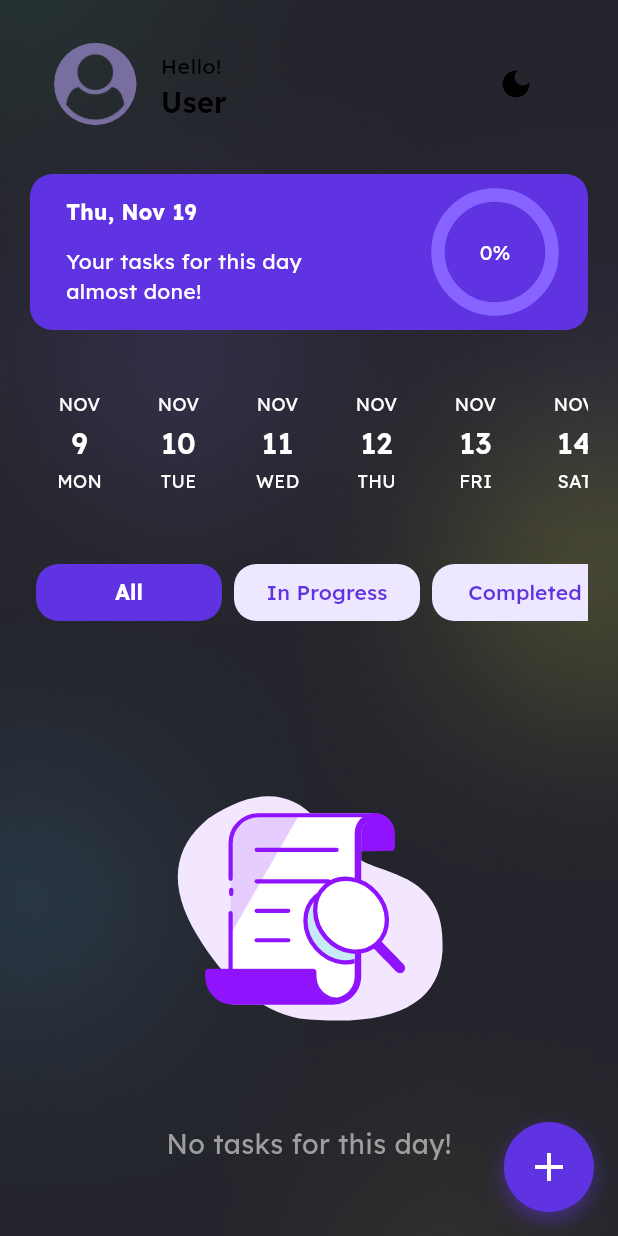
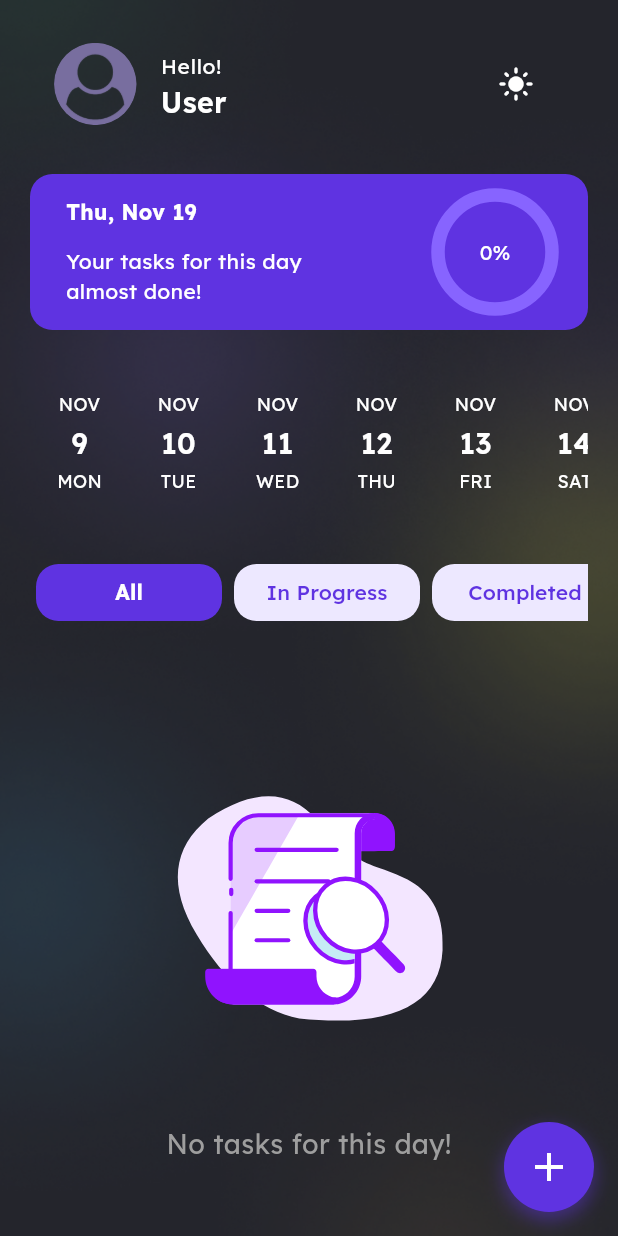
Before and after one commit to mohamed12mosaad/taskati, a Flutter app: the HomeScreen screen opened directly, after a tap on the "dark mode" icon, on a phone screen of 412 x 824 dp. Run offline on Flutter 3.47's test engine with Material 3 defaults, Android fonts, the phone set to English and light mode, and no system bars; drawn by our look-alikes of buttons_tabbar, date_picker_timeline; our stand-ins replace flutter_bloc, flutter_slidable, flutter_svg, gap, image_picker, lottie and 2 more; accounts and stored records are empty.

Commit message:
Initial commit

```diff
--- a/lib/core/functions/extensions.dart
+++ b/lib/core/functions/extensions.dart
@@ -1,11 +1,11 @@
 import 'package:flutter/material.dart';
-import 'package:taskati_app/core/services/hive_helper.dart';
+import 'package:taskati_app/core/services/database_helper.dart';
 
 extension ThemeExtension on BuildContext {
   ThemeData get theme => Theme.of(this);
   Color get cardColor => theme.cardColor;
   Color get hoverColor => theme.hoverColor;
-  bool get isDarkMode => HiveHelper.getData(HiveHelper.isDarkModeKey) == true;
+  bool get isDarkMode => DatabaseHelper.getData(DatabaseHelper.isDarkModeKey) == true;
 }
 
 extension NavigationExtension on BuildContext {
--- a/lib/core/presentation/cubit/theme_cubit.dart
+++ b/lib/core/presentation/cubit/theme_cubit.dart
@@ -1,15 +1,15 @@
 import 'package:flutter_bloc/flutter_bloc.dart';
 import 'package:taskati_app/core/presentation/cubit/theme_state.dart';
-import 'package:taskati_app/core/services/hive_helper.dart';
+import 'package:taskati_app/core/services/database_helper.dart';
 
 class ThemeCubit extends Cubit<ThemeState> {
   ThemeCubit() : super(ThemeInitialState());
 
-  bool isDarkMode = HiveHelper.getData(HiveHelper.isDarkModeKey) == true;
+  bool isDarkMode = DatabaseHelper.getData(DatabaseHelper.isDarkModeKey) == true;
 
   void changeTheme() {
     isDarkMode = !isDarkMode;
-    HiveHelper.cacheData(HiveHelper.isDarkModeKey, isDarkMode);
+    DatabaseHelper.cacheData(DatabaseHelper.isDarkModeKey, isDarkMode);
     emit(ThemeChangedState());
   }
 }
--- /dev/null
+++ b/lib/core/services/database_helper.dart
@@ -0,0 +1,131 @@
+import 'package:flutter/foundation.dart';
+import 'package:sqflite/sqflite.dart';
+import 'package:path/path.dart';
+import 'package:taskati_app/core/models/task_model.dart';
+
+class DatabaseHelper {
+  static late Database db;
+  static final Map<String, dynamic> _userSettingsCache = {};
+
+  // ValueNotifier to trigger UI updates when tasks change
+  static final ValueNotifier<List<TaskModel>> tasksNotifier = ValueNotifier([]);
+
+  static const String userBoxKey = 'userBox';
+  static const String taskBoxKey = 'taskBox';
+
+  static const String nameKey = 'name';
+  static const String imageKey = 'image';
+  static const String isUploadedKey = 'isUploaded';
+  static const String isDarkModeKey = 'isDarkMode';
+
+  static Future<void> init() async {
+    final dbPath = await getDatabasesPath();
+    final path = join(dbPath, 'taskati.db');
+
+    db = await openDatabase(
+      path,
+      version: 1,
+      onCreate: (db, version) async {
+        await db.execute('''
+          CREATE TABLE tasks (
+            id TEXT PRIMARY KEY,
+            title TEXT,
+            description TEXT,
+            date TEXT,
+            startTime TEXT,
+            endTime TEXT,
+            isCompleted INTEGER
+          )
+        ''');
+
+        await db.execute('''
+          CREATE TABLE user_settings (
+            key TEXT PRIMARY KEY,
+            value TEXT
+          )
+        ''');
+      },
+    );
+
+    await _loadUserSettings();
+    await _loadTasks();
+  }
+
+  // --- User Settings Cache ---
+
+  static Future<void> _loadUserSettings() async {
+    final List<Map<String, dynamic>> maps = await db.query('user_settings');
+    for (var map in maps) {
+      _userSettingsCache[map['key']] = map['value'];
+    }
+  }
+
+  static dynamic getData(String key) {
+    var value = _userSettingsCache[key];
+    if (value == null) return null;
+
+    // Parse known boolean types since SQLite stores them as strings
+    if (key == isDarkModeKey || key == isUploadedKey) {
+      return value == 'true';
+    }
+    return value;
+  }
+
+  static Future<void> cacheData(String key, dynamic value) async {
+    _userSettingsCache[key] = value.toString();
+    await db.insert(
+      'user_settings',
+      {'key': key, 'value': value.toString()},
+      conflictAlgorithm: ConflictAlgorithm.replace,
+    );
+  }
+
+  static Future<void> setUserData(String name, String image) async {
+    await cacheData(nameKey, name);
+    await cacheData(imageKey, image);
+  }
+
+  // --- Tasks CRUD ---
+
+  static Future<void> _loadTasks() async {
+    final List<Map<String, dynamic>> maps = await db.query('tasks');
+    final tasks = maps.map((map) => TaskModel.fromMap(map)).toList();
+    tasksNotifier.value = tasks;
+  }
+
+  static Future<void> cacheTask(String key, TaskModel task) async {
+    await db.insert(
+      'tasks',
+      task.toMap(),
+      conflictAlgorithm: ConflictAlgorithm.replace,
+    );
+    await _loadTasks();
+  }
+
+  static Future<void> updateTask(TaskModel task) async {
+    await db.update(
+      'tasks',
+      task.toMap(),
+      where: 'id = ?',
+      whereArgs: [task.id],
+    );
+    await _loadTasks();
+  }
+
+  static Future<void> deleteTask(String id) async {
+    await db.delete(
+      'tasks',
+      where: 'id = ?',
+      whereArgs: [id],
+    );
+    await _loadTasks();
+  }
+
+  static TaskModel? getTask(String key) {
+    try {
+      return tasksNotifier.value.firstWhere((task) => task.id == key);
+    } catch (e) {
+      return null;
+    }
+  }
+}
--- a/lib/core/services/hive_helper.dart
+++ /dev/null
@@ -1,45 +0,0 @@
-import 'package:hive_ce/hive.dart';
-import 'package:hive_ce_flutter/hive_ce_flutter.dart';
-import 'package:taskati_app/core/models/task_model.dart';
-import 'package:taskati_app/hive/hive_registrar.g.dart';
-
-abstract class HiveHelper {
-  static late Box userBox;
-  static late Box<TaskModel> taskBox;
-
-  static String userBoxKey = 'userBox';
-  static String taskBoxKey = 'taskBox';
-
-  static String nameKey = 'name';
-  static String imageKey = 'image';
-  static String isUploadedKey = 'isUploaded';
-  static String isDarkModeKey = 'isDarkMode';
-
-  static Future<void> init() async {
-    await Hive.initFlutter();
-    Hive.registerAdapters();
-    userBox = await Hive.openBox(userBoxKey);
-    taskBox = await Hive.openBox<TaskModel>(taskBoxKey);
-  }
-
-  static Future<void> setUserData(String name, String image) async {
-    await userBox.put(nameKey, name);
-    await userBox.put(imageKey, image);
-  }
-
-  static Future<void> cacheData(String key, dynamic value) async {
-    await userBox.put(key, value);
-  }
-
-  static dynamic getData(String key) {
-    return userBox.get(key);
-  }
-
-  static Future<void> cacheTask(String key, TaskModel value) async {
-    await taskBox.put(key, value);
-  }
-
-  static TaskModel? getTask(String key) {
-    return taskBox.get(key);
-  }
-}
--- a/lib/core/styles/themes.dart
+++ b/lib/core/styles/themes.dart
@@ -101,6 +101,7 @@ class AppTheme {
     ),
     colorScheme: ColorScheme.fromSeed(
       seedColor: AppColors.primaryColor,
+      brightness: Brightness.dark,
       onSurface: AppColors.whiteColor, // text color
     ),
     iconButtonTheme: IconButtonThemeData(
--- a/lib/feature/complete_profile/page/complete_profile_screen.dart
+++ b/lib/feature/complete_profile/page/complete_profile_screen.dart
@@ -4,7 +4,7 @@ import 'package:gap/gap.dart';
 import 'package:image_picker/image_picker.dart';
 import 'package:taskati_app/core/constants/app_image.dart';
 import 'package:taskati_app/core/functions/navigations.dart';
-import 'package:taskati_app/core/services/hive_helper.dart';
+import 'package:taskati_app/core/services/database_helper.dart';
 import 'package:taskati_app/core/styles/colors.dart';
 import 'package:taskati_app/core/styles/text_style.dart';
 import 'package:taskati_app/core/styles/widgets/custem_text_form_fielf.dart';
@@ -161,9 +161,9 @@ class _CompleteProfileScreenState extends State<CompleteProfileScreen> {
           text: "Let's Start !",
           onPress: () async {
             if (path != null && controller.text.isNotEmpty) {
-              await HiveHelper.setUserData(controller.text, path!);
+              await DatabaseHelper.setUserData(controller.text, path!);
 
-              await HiveHelper.cacheData(HiveHelper.isUploadedKey, true);
+              await DatabaseHelper.cacheData(DatabaseHelper.isUploadedKey, true);
 
               pushReplacementTo(context, HomeScreen());
             } else if (path == null && controller.text.isNotEmpty) {
--- a/lib/feature/home/pages/home_screen.dart
+++ b/lib/feature/home/pages/home_screen.dart
@@ -2,12 +2,11 @@ import 'package:buttons_tabbar/buttons_tabbar.dart';
 import 'package:date_picker_timeline/date_picker_widget.dart';
 import 'package:flutter/material.dart';
 import 'package:gap/gap.dart';
-import 'package:hive_ce_flutter/hive_ce_flutter.dart';
 import 'package:intl/intl.dart';
 import 'package:taskati_app/core/functions/extensions.dart';
 import 'package:taskati_app/core/functions/navigations.dart';
 import 'package:taskati_app/core/models/task_model.dart';
-import 'package:taskati_app/core/services/hive_helper.dart';
+import 'package:taskati_app/core/services/database_helper.dart';
 import 'package:taskati_app/core/styles/colors.dart';
 import 'package:taskati_app/core/styles/text_style.dart';
 import 'package:taskati_app/feature/home/pages/add_task.dart';
@@ -36,6 +35,9 @@ class _HomeScreenState extends State<HomeScreen> {
 
   @override
   Widget build(BuildContext context) {
+    final bool isDarkMode = context.theme.brightness == Brightness.dark;
+    final Color unselectedDateColor = isDarkMode ? Colors.white : Colors.black;
+
     return DefaultTabController(
       length: 3,
       child: Scaffold(
@@ -61,11 +63,11 @@ class _HomeScreenState extends State<HomeScreen> {
         body: SafeArea(
           child: Padding(
             padding: const EdgeInsets.all(20),
-            child: ValueListenableBuilder(
-              valueListenable: HiveHelper.taskBox.listenable(),
-              builder: (context, Box<TaskModel> box, _) {
+            child: ValueListenableBuilder<List<TaskModel>>(
+              valueListenable: DatabaseHelper.tasksNotifier,
+              builder: (context, tasks, _) {
                 String formattedDate = DateFormat('dd MMM, yyyy').format(_selectedDate);
-                var filteredTasks = box.values.where((task) => task.date == formattedDate).toList();
+                var filteredTasks = tasks.where((task) => task.date == formattedDate).toList();
 
                 int totalCount = filteredTasks.length;
                 int completedCount = filteredTasks.where((task) => task.isCompleted).length;
@@ -86,10 +88,17 @@ class _HomeScreenState extends State<HomeScreen> {
                       initialSelectedDate: DateTime.now(),
                       controller: controller,
                       selectionColor: AppColors.primaryColor,
-                      selectedTextColor: context.cardColor,
-                      dateTextStyle: AppTextStyles.title.copyWith(fontWeight: FontWeight.w600),
-                      monthTextStyle: AppTextStyles.caption2,
-                      dayTextStyle: AppTextStyles.caption2,
+                      selectedTextColor: Colors.white,
+                      dateTextStyle: AppTextStyles.title.copyWith(
+                        color: unselectedDateColor,
+                        fontWeight: FontWeight.w600,
+                      ),
+                      monthTextStyle: AppTextStyles.caption2.copyWith(
+                        color: unselectedDateColor,
+                      ),
+                      dayTextStyle: AppTextStyles.caption2.copyWith(
+                        color: unselectedDateColor,
+                      ),
                       onDateChange: (date) {
                         setState(() {
                           _selectedDate = date;
--- a/lib/feature/home/widgets/home_header.dart
+++ b/lib/feature/home/widgets/home_header.dart
@@ -1,10 +1,10 @@
 import 'dart:io';
+
 import 'package:flutter/material.dart';
 import 'package:flutter_bloc/flutter_bloc.dart';
 import 'package:taskati_app/core/constants/app_image.dart';
-import 'package:taskati_app/core/functions/extensions.dart';
 import 'package:taskati_app/core/presentation/cubit/theme_cubit.dart';
-import 'package:taskati_app/core/services/hive_helper.dart';
+import 'package:taskati_app/core/services/database_helper.dart';
 import 'package:taskati_app/core/styles/text_style.dart';
 import 'package:taskati_app/feature/profile/page/profile_screen.dart';
 
@@ -18,6 +18,7 @@ class HomeHeader extends StatefulWidget {
 class _HomeHeaderState extends State<HomeHeader> {
   String name = '';
   String path = '';
+
   @override
   void initState() {
     super.initState();
@@ -25,8 +26,13 @@ class _HomeHeaderState extends State<HomeHeader> {
   }
 
   Future<void> getData() async {
-    String savedName = HiveHelper.getData(HiveHelper.nameKey) ?? 'User';
-    String savedPath = HiveHelper.getData(HiveHelper.imageKey) ?? '';
+    final String savedName =
+        DatabaseHelper.getData(DatabaseHelper.nameKey) ?? 'User';
+
+    final String savedPath =
+        DatabaseHelper.getData(DatabaseHelper.imageKey) ?? '';
+
+    if (!mounted) return;
 
     setState(() {
       name = savedName;
@@ -36,34 +42,56 @@ class _HomeHeaderState extends State<HomeHeader> {
 
   @override
   Widget build(BuildContext context) {
+    final bool isDarkMode = Theme.of(context).brightness == Brightness.dark;
+
+    final Color textColor = isDarkMode ? Colors.white : Colors.black;
+
     return GestureDetector(
       onTap: () async {
         await Navigator.push(
           context,
-          MaterialPageRoute(builder: (context) => const ProfileScreen()),
+          MaterialPageRoute(
+            builder: (context) => const ProfileScreen(),
+          ),
         );
+
         getData();
       },
       child: ListTile(
         leading: ClipOval(
           child: (path.isNotEmpty && File(path).existsSync())
-              ? Image.file(File(path), height: 55, width: 55, fit: BoxFit.cover)
-              : Image.asset(AppImage.user,
-                  height: 55, width: 55, fit: BoxFit.cover),
+              ? Image.file(
+                  File(path),
+                  height: 55,
+                  width: 55,
+                  fit: BoxFit.cover,
+                )
+              : Image.asset(
+                  AppImage.user,
+                  height: 55,
+                  width: 55,
+                  fit: BoxFit.cover,
+                ),
         ),
-        title: Text('Hello!', style: AppTextStyles.caption1.copyWith(
-          color: context.isDarkMode ? Colors.white : Colors.black,
-        )),
-        subtitle: Text(name, style: AppTextStyles.title.copyWith(
-          color: context.isDarkMode ? Colors.white : Colors.black,
-        )),
+        title: Text(
+          'Hello!',
+          style: AppTextStyles.caption1.copyWith(
+            color: textColor,
+          ),
+        ),
+        subtitle: Text(
+          name,
+          style: AppTextStyles.title.copyWith(
+            color: textColor,
+          ),
+        ),
         trailing: IconButton(
           onPressed: () {
             context.read<ThemeCubit>().changeTheme();
           },
           icon: Icon(
-            context.isDarkMode ? Icons.light_mode : Icons.dark_mode,
-            color: context.isDarkMode ? Colors.white : Colors.black,
+            isDarkMode ? Icons.light_mode : Icons.dark_mode,
+            color: textColor,
           ),
         ),
       ),
--- a/lib/feature/home/widgets/task_list_builder.dart
+++ b/lib/feature/home/widgets/task_list_builder.dart
@@ -1,13 +1,12 @@
 import 'package:flutter/material.dart';
 import 'package:flutter_slidable/flutter_slidable.dart';
 import 'package:gap/gap.dart';
-import 'package:hive_ce_flutter/hive_ce_flutter.dart';
 import 'package:intl/intl.dart';
 import 'package:lottie/lottie.dart';
 import 'package:taskati_app/core/constants/app_image.dart';
 import 'package:taskati_app/core/functions/navigations.dart';
 import 'package:taskati_app/core/models/task_model.dart';
-import 'package:taskati_app/core/services/hive_helper.dart';
+import 'package:taskati_app/core/services/database_helper.dart';
 import 'package:taskati_app/core/styles/colors.dart';
 import 'package:taskati_app/feature/home/pages/add_task.dart';
 import 'package:taskati_app/feature/home/widgets/task_item.dart';
@@ -26,10 +25,10 @@ class TaskListBuilder extends StatelessWidget {
   Widget build(BuildContext context) {
     String formattedDate = DateFormat('dd MMM, yyyy').format(selectedDate);
 
-    return ValueListenableBuilder(
-      valueListenable: HiveHelper.taskBox.listenable(),
-      builder: (context, Box<TaskModel> box, _) {
-        List<TaskModel> tasks = box.values.where((task) {
+    return ValueListenableBuilder<List<TaskModel>>(
+      valueListenable: DatabaseHelper.tasksNotifier,
+      builder: (context, tasksList, _) {
+        List<TaskModel> tasks = tasksList.where((task) {
           bool isSameDate = task.date == formattedDate;
           if (filterStatus == 1) return isSameDate && !task.isCompleted;
           if (filterStatus == 2) return isSameDate && task.isCompleted;
@@ -65,13 +64,13 @@ class TaskListBuilder extends StatelessWidget {
                 motion: const ScrollMotion(),
                 dismissible: DismissiblePane(
                   onDismissed: () {
-                    box.delete(task.id);
+                    DatabaseHelper.deleteTask(task.id);
                   },
                 ),
                 children: [
                   SlidableAction(
                     onPressed: (context) {
-                      box.delete(task.id);
+                      DatabaseHelper.deleteTask(task.id);
                     },
                     backgroundColor: const Color(0xFFFE4A49),
                     foregroundColor: Colors.white,
@@ -86,7 +85,7 @@ class TaskListBuilder extends StatelessWidget {
                   if (!task.isCompleted)
                     SlidableAction(
                       onPressed: (context) {
-                        box.put(task.id, task.copyWith(isCompleted: true));
+                        DatabaseHelper.updateTask(task.copyWith(isCompleted: true));
                       },
                       backgroundColor: const Color(0xFF7BC043),
                       foregroundColor: Colors.white,
--- a/lib/feature/splash/splash_screen.dart
+++ b/lib/feature/splash/splash_screen.dart
@@ -3,7 +3,7 @@ import 'package:lottie/lottie.dart';
 import 'package:taskati_app/core/constants/app_image.dart';
 import 'package:taskati_app/core/functions/extensions.dart';
 import 'package:taskati_app/core/functions/navigations.dart';
-import 'package:taskati_app/core/services/hive_helper.dart';
+import 'package:taskati_app/core/services/database_helper.dart';
 import 'package:taskati_app/core/styles/text_style.dart';
 import 'package:taskati_app/feature/complete_profile/page/complete_profile_screen.dart';
 import 'package:taskati_app/feature/home/pages/home_screen.dart';
@@ -19,7 +19,7 @@ class _SplashScreenState extends State<SplashScreen> {
   @override
   void initState() {
     super.initState();
-    bool isUploaded = HiveHelper.getData(HiveHelper.isUploadedKey) == true;
+    bool isUploaded = DatabaseHelper.getData(DatabaseHelper.isUploadedKey) == true;
     Future.delayed(Duration(seconds: 3), () {
       if (isUploaded){
         pushReplacementTo(context, HomeScreen());
--- a/lib/hive/hive_adapters.dart
+++ /dev/null
@@ -1,5 +0,0 @@
-import 'package:hive_ce/hive_ce.dart';
-import 'package:taskati_app/core/models/task_model.dart';
-
-@GenerateAdapters([AdapterSpec<TaskModel>()])
-part 'hive_adapters.g.dart';
--- a/lib/main.dart
+++ b/lib/main.dart
@@ -1,19 +1,21 @@
 import 'dart:io';
+
 import 'package:flutter/material.dart';
 import 'package:flutter/services.dart';
 import 'package:flutter_bloc/flutter_bloc.dart';
-import 'package:hive_ce_flutter/hive_ce_flutter.dart';
 import 'package:taskati_app/core/constants/app_image.dart';
 import 'package:taskati_app/core/presentation/cubit/theme_cubit.dart';
 import 'package:taskati_app/core/presentation/cubit/theme_state.dart';
-import 'package:taskati_app/core/services/hive_helper.dart';
+import 'package:taskati_app/core/services/database_helper.dart';
 import 'package:taskati_app/core/styles/colors.dart';
 import 'package:taskati_app/core/styles/themes.dart';
 import 'package:taskati_app/feature/splash/splash_screen.dart';
 
 Future<void> main() async {
   WidgetsFlutterBinding.ensureInitialized();
-  await HiveHelper.init();
+
+  await DatabaseHelper.init();
+
   runApp(const MainApp());
 }
 
@@ -22,20 +24,26 @@ class MainApp extends StatelessWidget {
 
   @override
   Widget build(BuildContext context) {
-    Hive.box('userBox');
-
     return BlocProvider(
       create: (context) => ThemeCubit(),
       child: BlocBuilder<ThemeCubit, ThemeState>(
         builder: (context, state) {
-          final isDarkMode = context.read<ThemeCubit>().isDarkMode;
+          final bool isDarkMode = context.read<ThemeCubit>().isDarkMode;
+
           return MaterialApp(
             debugShowCheckedModeBanner: false,
+
+            // Light Theme
             theme: AppTheme.light,
+
+            // Dark Theme
             darkTheme: AppTheme.dark,
+
+            // Current Theme
             themeMode: isDarkMode ? ThemeMode.dark : ThemeMode.light,
+
             builder: (context, child) {
-              final overlayStyle = isDarkMode
+              final SystemUiOverlayStyle overlayStyle = isDarkMode
                   ? const SystemUiOverlayStyle(
                       statusBarColor: Colors.transparent,
                       statusBarIconBrightness: Brightness.light,
@@ -54,25 +62,31 @@ class MainApp extends StatelessWidget {
                   bottom: Platform.isAndroid,
                   child: Stack(
                     children: [
+                      // Background Color
                       Container(
+                        width: double.infinity,
+                        height: double.infinity,
                         color: isDarkMode
                             ? AppColors.blackColor
                             : AppColors.whiteColor,
-                        width: double.infinity,
-                        height: double.infinity,
                       ),
+
+                      // Background Image
                       Image.asset(
                         AppImage.background,
                         width: double.infinity,
                         height: double.infinity,
                         fit: BoxFit.cover,
                       ),
+
+                      // App Content
                       child ?? Container(),
                     ],
                   ),
                 ),
               );
             },
+
             home: const SplashScreen(),
           );
         },
--- a/pubspec.yaml
+++ b/pubspec.yaml
@@ -15,20 +15,19 @@ dependencies:
   flutter_slidable: ^4.0.3
   flutter_svg: ^2.2.3
   gap: ^3.0.1
-  hive_ce: ^2.19.3
-  hive_ce_flutter: ^2.3.4
   image_picker: ^1.2.1
   intl: ^0.20.2
   lottie: ^3.3.2
   pinput: ^6.0.2
   shared_preferences: ^2.5.4
+  sqflite: ^2.3.0
+  path: ^1.9.0
 
 dev_dependencies:
   build_runner: ^2.12.2
   flutter_lints: ^6.0.0
   flutter_test:
     sdk: flutter
-  hive_ce_generator: ^1.11.1
 
 flutter:
   uses-material-design: true
```
Also changed, not shown: lib/core/models/task_model.dart (+24 -0 lines), lib/core/services/shared_pref.dart (deleted, +0 -33 lines), lib/feature/home/pages/add_task.dart (+11 -6 lines), lib/feature/home/pages/edit_task.dart (+6 -4 lines), lib/feature/profile/page/profile_screen.dart (+4 -4 lines), lib/hive/hive_adapters.g.yaml (deleted, +0 -23 lines), lib/hive/hive_adapters.g.dart (deleted), lib/hive/hive_registrar.g.dart (deleted), pubspec.lock, 2 other files.
